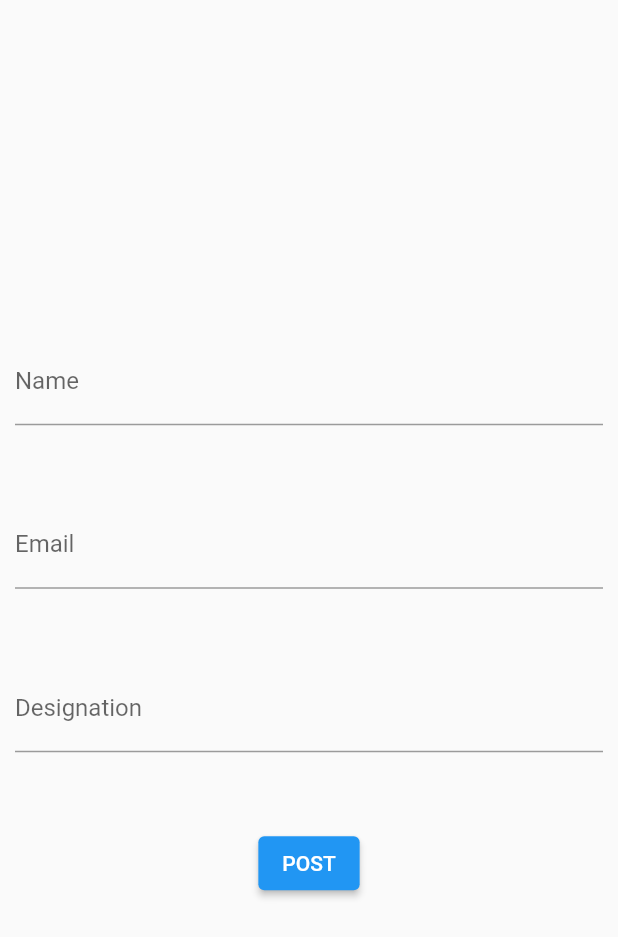
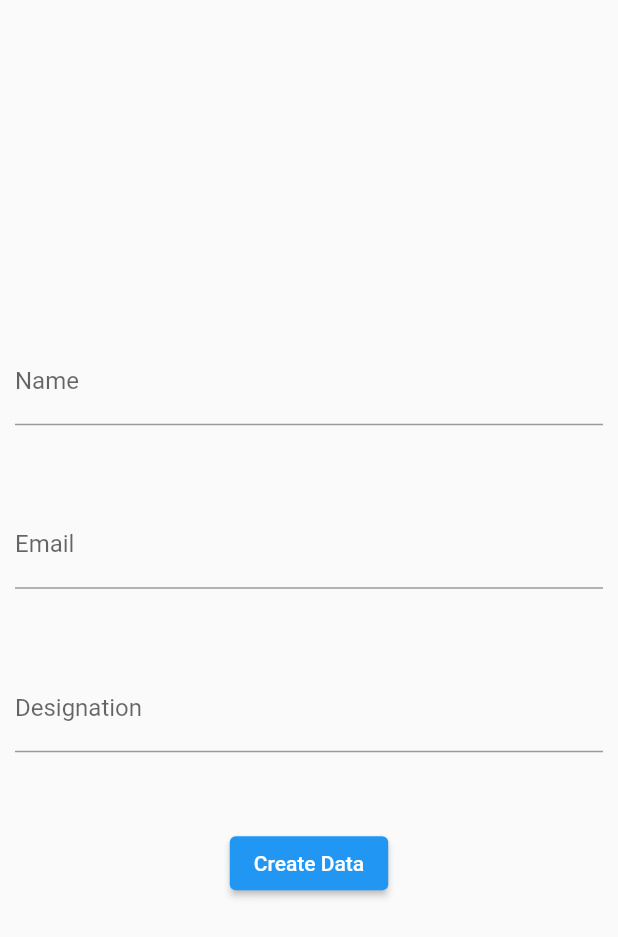
Before and after one commit to singhrishabh93/CRUD_Application_Flutter, a Flutter app: the POST screen opened directly, on a phone screen of 412 x 824 dp. Shown: the top 937 px of the screen. Run offline on Flutter 3.47's test engine with Material 2 defaults, Android fonts, the phone set to English and light mode, and no system bars.

Commit message:
Added post method completely

```diff
--- a/Frontend/flutter_application_crud/lib/createData.dart
+++ b/Frontend/flutter_application_crud/lib/createData.dart
@@ -1,4 +1,5 @@
 import 'package:flutter/material.dart';
+import 'package:flutter_application_crud/services/api.dart';
 
 class POST extends StatefulWidget {
   const POST({super.key});
@@ -7,9 +8,9 @@ class POST extends StatefulWidget {
   State<POST> createState() => _POSTState();
 }
 
-TextEditingController name = TextEditingController();
-TextEditingController price = TextEditingController();
-TextEditingController desc = TextEditingController();
+TextEditingController nameController = TextEditingController();
+TextEditingController emailController = TextEditingController();
+TextEditingController descController = TextEditingController();
 
 class _POSTState extends State<POST> {
   @override
@@ -21,27 +22,37 @@ class _POSTState extends State<POST> {
           mainAxisAlignment: MainAxisAlignment.center,
           children: [
             TextField(
-              controller: name,
+              controller: nameController,
               decoration: const InputDecoration(label: Text("Name")),
             ),
             const SizedBox(
               height: 50,
             ),
             TextField(
-              controller: price,
+              controller: emailController,
               decoration: const InputDecoration(label: Text("Email")),
             ),
             const SizedBox(
               height: 50,
             ),
             TextField(
-              controller: desc,
+              controller: descController,
               decoration: const InputDecoration(label: Text("Designation")),
             ),
             const SizedBox(
               height: 50,
             ),
-            ElevatedButton(onPressed: () {}, child: const Text("POST"))
+            ElevatedButton(
+                onPressed: () {
+                  var data = {
+                    "pname": nameController.text,
+                    "pemail": emailController.text,
+                    "pdesc": descController.text,
+                  };
+
+                  Api.addUser(data);
+                },
+                child: const Text("Create Data"))
           ],
         ),
       ),
```
Also changed, not shown: Frontend/flutter_application_crud/lib/main.dart (+6 -1 lines), Frontend/flutter_application_crud/lib/services/api.dart (+38 -0 lines), Frontend/flutter_application_crud/lib/services/fetch.dart (added, +13 -0 lines), 1 other file.
